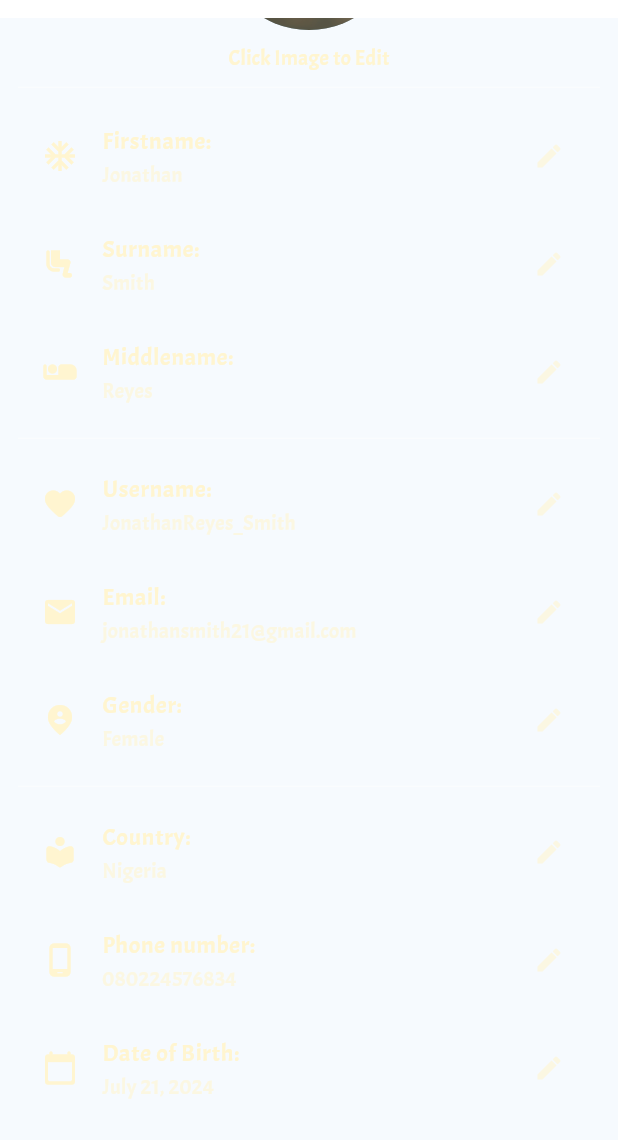
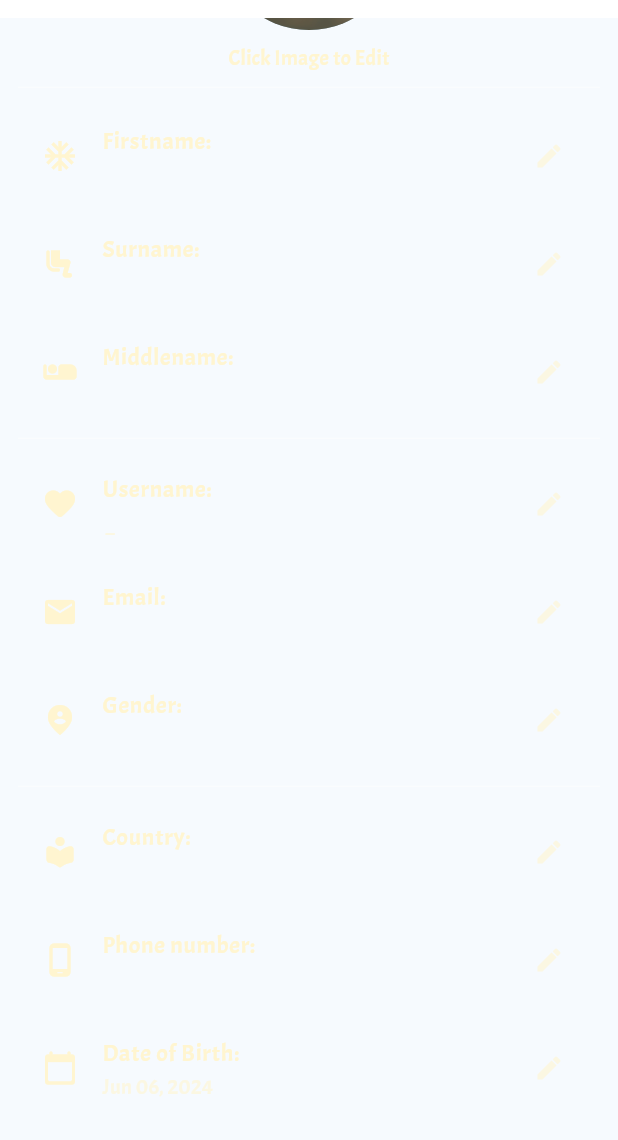
Before and after one commit to JOMI18/Reality-Shift-App, a Flutter app: the FullUserProfile screen opened by its route, scrolled down 124 dp, on a phone screen of 412 x 824 dp, the part 96-1236 px from its top. Run offline on Flutter 3.47's test engine with Material 3 defaults, Android fonts, the light colour scheme and no system bars; our stand-ins replace cached_network_image, device_info_plus, dio, fl_chart, flutter_riverpod, google_sign_in and 7 more; missing offline and left inert: universal_html; accounts and stored records are empty; network calls fail.

Commit message:
User's Details has been updated throughout the app

```diff
--- a/lib/imports.dart
+++ b/lib/imports.dart
@@ -43,6 +43,8 @@ export 'package:cached_network_image/cached_network_image.dart'; // optimize loa
 // import 'package:levenshtein/levenshtein.dart'; //fuzzy search
 export 'package:image_picker/image_picker.dart'; // to select an image
 // export 'package:path/path.dart'; // to get the path e.g image
+export 'package:local_auth/local_auth.dart'; // for biometrics
+
 
 // services
 export 'package:reality_shift/services/utilities.dart';
--- a/lib/main.dart
+++ b/lib/main.dart
@@ -14,7 +14,7 @@ class MyApp extends StatelessWidget {
       return Consumer(
         builder: (context, ref, child) {
           final selectedTheme = ref.watch(AppThemeProvider)["theme"];
-          print(selectedTheme);
+          // print(selectedTheme);
           return MaterialApp(
             title: 'Reality Shift',
             debugShowCheckedModeBanner: false,
@@ -142,3 +142,4 @@ final darkTheme = ThemeData(
 // 2. Auto fill OTP on Paste for Verification Screen
 // 3. Figure out Alternative Reset Password Email Verification {using the OG screen}
 // 4. Create Notification for Users when API response is Successful
+// 5. Configure iOS biometrics
--- a/lib/screens/forgot_password.dart
+++ b/lib/screens/forgot_password.dart
@@ -16,7 +16,7 @@ class _ForgotPasswordState extends State<ForgotPassword> {
   late TextEditingController passwordCt;
   late TextEditingController cPasswordCt;
 
-  Timer? _ResendTimer;
+  Timer? _resendTimer;
 
   bool isPasswordObscure = true;
   bool isCPasswordObscure = true;
@@ -49,7 +49,7 @@ class _ForgotPasswordState extends State<ForgotPassword> {
     codeCt.dispose();
     passwordCt.dispose();
     cPasswordCt.dispose();
-    _ResendTimer?.cancel();
+    _resendTimer?.cancel();
   }
 
   void checkEmail() async {
@@ -86,7 +86,7 @@ class _ForgotPasswordState extends State<ForgotPassword> {
       remainingSeconds = 60;
     });
 
-    _ResendTimer = Timer.periodic(const Duration(seconds: 1), (timer) {
+    _resendTimer = Timer.periodic(const Duration(seconds: 1), (timer) {
       setState(() {
         remainingSeconds--;
       });
--- a/lib/screens/full_user_profile.dart
+++ b/lib/screens/full_user_profile.dart
@@ -1,5 +1,6 @@
 import 'package:flutter/material.dart';
 import 'package:flutter/widgets.dart';
+import 'package:intl/intl.dart';
 import 'package:reality_shift/imports.dart';
 
 class FullUserProfile extends StatefulWidget {
@@ -11,46 +12,64 @@ class FullUserProfile extends StatefulWidget {
 
 class _FullUserProfileState extends State<FullUserProfile> {
   TextEditingController keyValueCt = TextEditingController();
+
+  @override
+  Widget build(BuildContext context) {
+    Color secondary = Utilities().appColors(context).secondary;
+    // Color newcolor = Utilities().appColors(context).primary;
+    return Scaffold(
+      appBar: CustomAppBar().generalbar(context, "My Personal Information:"),
+      body: SingleChildScrollView(
+        child: Consumer(builder: (context, ref, _) {
+          final firstname = ref.watch(userProvider.notifier).state.firstname;
+          final email = ref.watch(userProvider.notifier).state.email;
+          final surname = ref.watch(userProvider.notifier).state.surname;
+          final middlename = ref.watch(userProvider.notifier).state.middlename;
+          final gender = ref.watch(userProvider.notifier).state.gender;
+          final country = ref.watch(userProvider.notifier).state.country;
+          final number = ref.watch(userProvider.notifier).state.number;
+          final dob = ref.watch(userProvider.notifier).state.dob;
+
           List items = [
-    {"icon": Icons.ac_unit, "key": "Firstname", "value": "Jonathan"},
+            {"icon": Icons.ac_unit, "key": "Firstname", "value": firstname},
             {
               "icon": Icons.airline_seat_legroom_reduced_rounded,
               "key": "Surname",
-      "value": "Smith"
+              "value": surname
             },
             {
               "icon": Icons.airline_seat_individual_suite_rounded,
               "key": "Middlename",
-      "value": "Reyes"
+              "value": middlename
             },
             {
               "icon": Icons.favorite_rounded,
               "key": "Username",
-      "value": "JonathanReyes_Smith"
+              "value": "$firstname _ $surname"
             },
-    {"icon": Icons.email, "key": "Email", "value": "jonathansmith21@gmail.com"},
-    {"icon": Icons.person_pin_circle_sharp, "key": "Gender", "value": "Female"},
-    {"icon": Icons.local_library_rounded, "key": "Country", "value": "Nigeria"},
+            {"icon": Icons.email, "key": "Email", "value": email},
+            {
+              "icon": Icons.person_pin_circle_sharp,
+              "key": "Gender",
+              "value": gender
+            },
+            {
+              "icon": Icons.local_library_rounded,
+              "key": "Country",
+              "value": country
+            },
             {
               "icon": Icons.phone_android_rounded,
               "key": "Phone number",
-      "value": "080224576834"
+              "value": number
             },
             {
               "icon": Icons.calendar_today_rounded,
               "key": "Date of Birth",
-      "value": "July 21, 2024"
-    },
+              "value": DateFormat('MMM dd, yyyy').format(dob)
+            }
           ];
-
-  @override
-  Widget build(BuildContext context) {
-    Color rootcolor = Utilities().appColors(context).secondary;
-    // Color newcolor = Utilities().appColors(context).primary;
-    return Scaffold(
-      appBar: CustomAppBar().generalbar(context, "My Personal Information:"),
-      body: SingleChildScrollView(
-        child: Padding(
+          return Padding(
             padding: const EdgeInsets.all(12.0),
             child: Column(
               children: [
@@ -65,7 +84,7 @@ class _FullUserProfileState extends State<FullUserProfile> {
                         width: 30.w,
                         decoration: BoxDecoration(
                           borderRadius: BorderRadius.circular(60),
-                        color: rootcolor.withOpacity(0.3),
+                          color: secondary.withOpacity(0.3),
                         ),
                         child: Icon(Icons.edit, color: Colors.black)),
                   ),
@@ -76,7 +95,7 @@ class _FullUserProfileState extends State<FullUserProfile> {
                 Text(
                   "Click Image to Edit",
                   style: TextStyle(
-                  color: rootcolor,
+                    color: secondary,
                   ),
                 ),
                 Divider(
@@ -94,18 +113,18 @@ class _FullUserProfileState extends State<FullUserProfile> {
                             child: ListTile(
                               leading: Icon(
                                 items[index]["icon"],
-                              color: rootcolor,
+                                color: secondary,
                               ),
                               title: Text(
                                 "${items[index]["key"]}:",
                                 style: TextStyle(
-                                color: rootcolor,
+                                  color: secondary,
                                 ),
                               ),
                               subtitle: Text(
                                 items[index]["value"],
                                 style: TextStyle(
-                                color: rootcolor.withOpacity(0.6),
+                                  color: secondary.withOpacity(0.6),
                                 ),
                               ),
                               trailing: GestureDetector(
@@ -136,7 +155,7 @@ class _FullUserProfileState extends State<FullUserProfile> {
                                 child: Icon(
                                   Icons.edit,
                                   size: 20,
-                                color: rootcolor.withOpacity(0.6),
+                                  color: secondary.withOpacity(0.6),
                                 ),
                               ),
                             ),
@@ -150,7 +169,8 @@ class _FullUserProfileState extends State<FullUserProfile> {
                     })
               ],
             ),
-        ),
+          );
+        }),
       ),
     );
   }
--- a/lib/services/state_providers.dart
+++ b/lib/services/state_providers.dart
@@ -13,6 +13,7 @@ StateProvider<UserModel> userProvider = StateProvider<UserModel>((ref) {
     surname: '',
     middlename: '',
     email: '',
+    image: '',
     country: "",
     number: '',
     status: 0,
--- a/pubspec.yaml
+++ b/pubspec.yaml
@@ -50,6 +50,8 @@ dependencies:
   cached_network_image: ^3.3.1
   image_picker: ^1.1.1
   path: ^1.9.0
+  local_auth: ^2.2.0
+  provider: ^6.1.2
 
 dev_dependencies:
   flutter_test:
```
Also changed, not shown: lib/controllers/auth_controller.dart (+8 -9 lines), lib/screens/admin/panel.dart (+7 -4 lines), lib/screens/dashboard.dart (+20 -13 lines), lib/screens/home.dart (+10 -10 lines), lib/screens/login.dart (+85 -4 lines), lib/screens/profile.dart (+19 -9 lines), pubspec.lock, 4 other files. Lines whose indentation alone changed are shown as unchanged.
